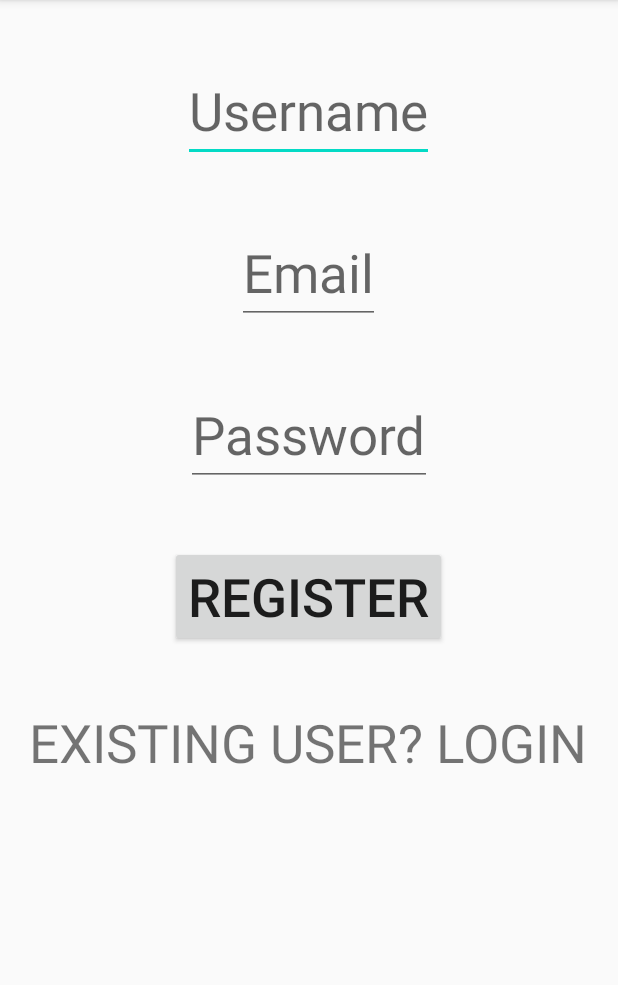
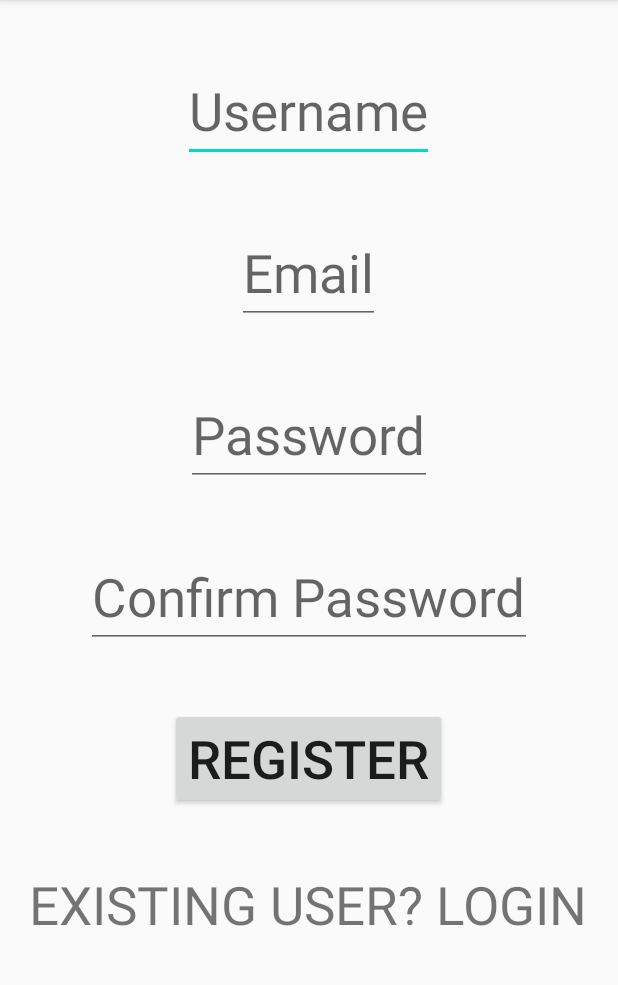
Before and after one commit to VishnuBhaarath/logindemo, an Android app: the Registeractivity screen opened directly, with no data from a screen before it, on a phone screen of 412 x 824 dp, the part 84-1069 px from its top. Run offline under Robolectric (Android 15) with nearby library versions, the phone set to English and light mode, and no system bars.

Commit message:
Addition of register activity

```diff
--- a/app/src/main/java/com/example/logindemo/Registeractivity.java
+++ b/app/src/main/java/com/example/logindemo/Registeractivity.java
@@ -1,17 +1,64 @@
 package com.example.logindemo;
 
+import android.content.Intent;
 import android.os.Bundle;
+import android.view.View;
 import android.widget.Button;
 import android.widget.EditText;
 import android.widget.TextView;
+import android.widget.Toast;
 
 import androidx.appcompat.app.AppCompatActivity;
 
 public class  Registeractivity extends AppCompatActivity {
-
+ EditText useremail,userpassword,userconfirmpassword,username;
+  Button register;
+  TextView uslogin;
 
     @Override
     protected void onCreate(Bundle savedInstanceState) {
         super.onCreate(savedInstanceState);
         setContentView(R.layout.registeractivity);
-    }}
+        SetUpViews();
+        register=(Button)findViewById(R.id.btregister);
+        register.setOnClickListener(new View.OnClickListener() {
+            @Override
+            public void onClick(View v) {
+                if(validate()){
+
+                }
+            }
+        });
+        uslogin=findViewById(R.id.login);
+        uslogin.setOnClickListener(new View.OnClickListener() {
+            @Override
+            public void onClick(View v) {
+                Intent intent=new Intent(Registeractivity.this,MainActivity.class);
+                startActivity(intent);
+            }
+        });
+
+    }
+    public void SetUpViews(){
+        useremail=(EditText)findViewById(R.id.etemail);
+        userpassword=(EditText)findViewById(R.id.Password);
+        username=(EditText)findViewById(R.id.Name);
+        userconfirmpassword=(EditText)findViewById(R.id.confPassword);
+    }
+    private Boolean validate(){
+        Boolean result=false;
+        String emailid=useremail.getText().toString().trim();
+        String password=userpassword.getText().toString().trim();
+        String confpassword=userconfirmpassword.getText().toString().trim();
+        String name=username.getText().toString().trim();
+        if(emailid.isEmpty()|| password.isEmpty() || confpassword.isEmpty() || name.isEmpty()){
+            Toast.makeText(Registeractivity.this,"Registration failed,please enter all the details",Toast.LENGTH_SHORT).show();
+        }
+        else{
+            Toast.makeText(Registeractivity.this,"Registration Successfull",Toast.LENGTH_SHORT).show();
+            result=true;
+
+        }
+        return result;
+    }
+}
--- a/app/src/main/res/layout/registeractivity.xml
+++ b/app/src/main/res/layout/registeractivity.xml
@@ -34,6 +34,15 @@
         android:layout_gravity="center_horizontal"
         android:layout_marginTop="40dp"
         />
+    <EditText
+        android:layout_width="wrap_content"
+        android:layout_height="wrap_content"
+        android:hint="Confirm Password"
+        android:textSize="35sp"
+        android:id="@+id/confPassword"
+        android:layout_gravity="center_horizontal"
+        android:layout_marginTop="40dp"
+        />
     <Button
         android:layout_width="wrap_content"
         android:layout_height="wrap_content"
```
